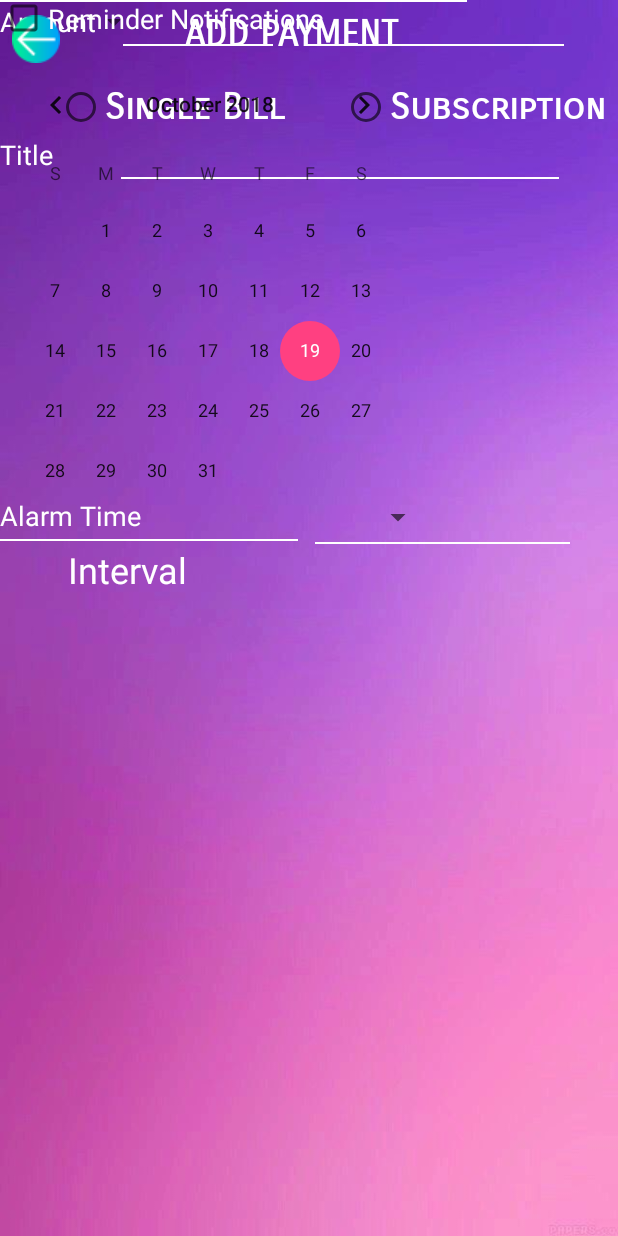
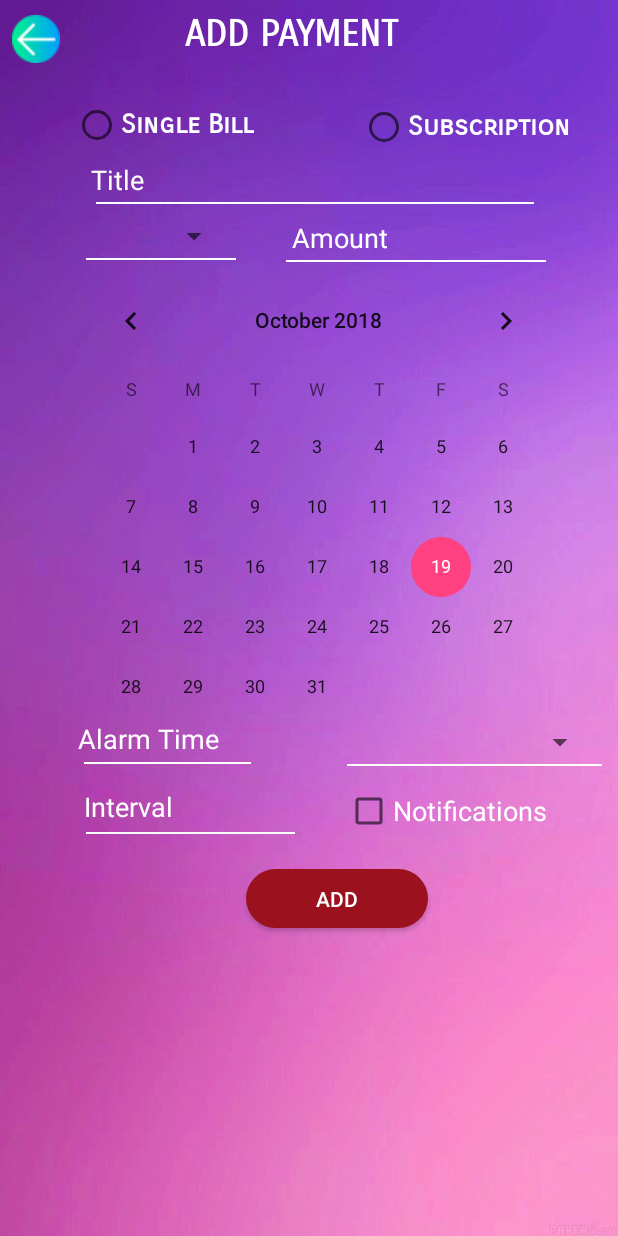
Before and after one commit to Chandrachud-2003/Subscription_Reminder, an Android app: the layout add_bill.xml on its own in the app's theme, with its tools: preview values and no code run, on a phone screen of 412 x 824 dp. Run offline under Robolectric (Android 15) with nearby library versions, the light colour scheme and no system bars.

Commit message:
Constraints added

```diff
--- a/app/src/main/AndroidManifest.xml
+++ b/app/src/main/AndroidManifest.xml
@@ -16,6 +16,11 @@
                 <category android:name="android.intent.category.LAUNCHER" />
             </intent-filter>
         </activity>
+        <activity
+            android:name="com.example.malaligowda.billreminder.addActivity"
+            android:screenOrientation="portrait"
+            android:windowSoftInputMode="stateHidden|adjustResize">
+        </activity>
     </application>
 
 </manifest>
--- a/app/src/main/java/com/example/malaligowda/billreminder/addActivity.java
+++ b/app/src/main/java/com/example/malaligowda/billreminder/addActivity.java
@@ -13,7 +13,7 @@ import android.widget.Spinner;
 import android.widget.TextView;
 import android.widget.TimePicker;
 
-public abstract class addActivity extends AppCompatActivity implements TimePickerDialog.OnTimeSetListener {
+public  class addActivity extends AppCompatActivity implements TimePickerDialog.OnTimeSetListener {
 
     private EditText titleView;
     private EditText amountView;
@@ -28,6 +28,7 @@ public abstract class addActivity extends AppCompatActivity implements TimePicke
     @Override
     protected void onCreate(@Nullable Bundle savedInstanceState) {
         super.onCreate(savedInstanceState);
+        setContentView(R.layout.add_bill);
 
         titleView = findViewById(R.id.titleView);
         amountView = findViewById(R.id.amountView);
--- a/app/src/main/res/layout/add_bill.xml
+++ b/app/src/main/res/layout/add_bill.xml
@@ -28,69 +28,76 @@
         android:id="@+id/titleView"
         android:layout_width="290dp"
         android:layout_height="29dp"
-        android:layout_marginTop="1dp"
+        android:layout_marginEnd="8dp"
+        android:layout_marginLeft="8dp"
+        android:layout_marginRight="8dp"
+        android:layout_marginStart="8dp"
+        android:layout_marginTop="8dp"
         android:background="@android:color/transparent"
         android:hint="@string/addTitleHint"
         android:textColorHint="@android:color/background_light"
         android:textSize="18sp"
-        app:layout_constraintTop_toBottomOf="@+id/subscriptionButton"
-        tools:layout_editor_absoluteX="61dp" />
+        app:layout_constraintEnd_toEndOf="parent"
+        app:layout_constraintHorizontal_bias="0.495"
+        app:layout_constraintStart_toStartOf="parent"
+        app:layout_constraintTop_toBottomOf="@+id/subscriptionButton" />
 
     <View
         android:id="@+id/divider1"
         android:layout_width="292dp"
         android:layout_height="1dp"
-        android:layout_marginEnd="8dp"
         android:layout_marginLeft="8dp"
-        android:layout_marginRight="8dp"
         android:layout_marginStart="8dp"
         android:background="?attr/colorBackgroundFloating"
-        app:layout_constraintEnd_toEndOf="parent"
-        app:layout_constraintHorizontal_bias="0.697"
-        app:layout_constraintStart_toStartOf="parent"
+        app:layout_constraintEnd_toEndOf="@+id/titleView"
+        app:layout_constraintStart_toStartOf="@+id/titleView"
         app:layout_constraintTop_toBottomOf="@+id/titleView" />
 
     <EditText
         android:id="@+id/amountView"
         android:layout_width="173dp"
         android:layout_height="29dp"
+        android:layout_marginEnd="44dp"
+        android:layout_marginRight="44dp"
+        android:layout_marginTop="8dp"
         android:background="@android:color/transparent"
         android:ems="10"
         android:hint="@string/addAmountHint"
         android:inputType="numberDecimal"
         android:textColorHint="@android:color/background_light"
-        tools:layout_editor_absoluteX="178dp"
-        tools:layout_editor_absoluteY="125dp" />
+        app:layout_constraintEnd_toEndOf="parent"
+        app:layout_constraintTop_toBottomOf="@+id/divider1" />
 
     <RadioButton
         android:id="@+id/billButton"
         android:layout_width="wrap_content"
-        android:layout_height="wrap_content"
+        android:layout_height="24dp"
         android:layout_marginEnd="8dp"
         android:layout_marginLeft="8dp"
         android:layout_marginRight="8dp"
         android:layout_marginStart="8dp"
-        android:layout_marginTop="8dp"
+        android:layout_marginTop="24dp"
         android:fontFamily="sans-serif-smallcaps"
         android:text="@string/addBillButton"
         android:textColor="@android:color/background_light"
-        android:textSize="24sp"
+        android:textSize="18sp"
         android:textStyle="bold"
         app:layout_constraintEnd_toStartOf="@+id/subscriptionButton"
+        app:layout_constraintHorizontal_bias="0.392"
         app:layout_constraintStart_toStartOf="parent"
         app:layout_constraintTop_toBottomOf="@+id/addHeading" />
 
     <RadioButton
         android:id="@+id/subscriptionButton"
         android:layout_width="wrap_content"
-        android:layout_height="wrap_content"
-        android:layout_marginEnd="8dp"
-        android:layout_marginRight="8dp"
-        android:layout_marginTop="8dp"
+        android:layout_height="26dp"
+        android:layout_marginEnd="32dp"
+        android:layout_marginRight="32dp"
+        android:layout_marginTop="24dp"
         android:fontFamily="sans-serif-smallcaps"
         android:text="@string/addSubButton"
         android:textColor="@android:color/background_light"
-        android:textSize="24sp"
+        android:textSize="18sp"
         android:textStyle="bold"
         app:layout_constraintEnd_toEndOf="parent"
         app:layout_constraintTop_toBottomOf="@+id/addHeading" />
@@ -99,75 +106,77 @@
         android:id="@+id/divider2"
         android:layout_width="173dp"
         android:layout_height="1dp"
-        android:layout_marginEnd="36dp"
-        android:layout_marginRight="36dp"
+        android:layout_marginEnd="8dp"
+        android:layout_marginRight="8dp"
         android:background="@android:color/background_light"
-        app:layout_constraintEnd_toEndOf="parent"
+        app:layout_constraintEnd_toEndOf="@+id/amountView"
+        app:layout_constraintStart_toStartOf="@+id/amountView"
         app:layout_constraintTop_toBottomOf="@+id/amountView" />
 
     <Spinner
         android:id="@+id/currencySpinner"
         android:layout_width="100dp"
         android:layout_height="29dp"
-        tools:layout_editor_absoluteX="61dp"
-        tools:layout_editor_absoluteY="125dp" />
+        android:layout_marginEnd="8dp"
+        android:layout_marginLeft="8dp"
+        android:layout_marginRight="8dp"
+        android:layout_marginStart="8dp"
+        android:layout_marginTop="8dp"
+        app:layout_constraintEnd_toStartOf="@+id/amountView"
+        app:layout_constraintHorizontal_bias="0.577"
+        app:layout_constraintStart_toStartOf="parent"
+        app:layout_constraintTop_toBottomOf="@+id/titleView" />
 
     <View
         android:id="@+id/divider3"
         android:layout_width="100dp"
         android:layout_height="1dp"
+        android:layout_marginLeft="8dp"
+        android:layout_marginStart="8dp"
+        android:background="@android:color/background_light"
+        app:layout_constraintEnd_toEndOf="@+id/currencySpinner"
+        app:layout_constraintStart_toStartOf="@+id/currencySpinner"
+        app:layout_constraintTop_toBottomOf="@+id/currencySpinner" />
+
+    <CalendarView
+        android:id="@+id/calendarView"
+        android:layout_width="331dp"
+        android:layout_height="292dp"
         android:layout_marginEnd="8dp"
         android:layout_marginLeft="8dp"
         android:layout_marginRight="8dp"
         android:layout_marginStart="8dp"
-        android:background="@android:color/background_light"
-        app:layout_constraintEnd_toStartOf="@+id/divider2"
-        app:layout_constraintHorizontal_bias="0.854"
-        app:layout_constraintStart_toStartOf="parent"
-        app:layout_constraintTop_toBottomOf="@+id/currencySpinner" />
-
-    <CalendarView
-        android:id="@+id/calendarView"
-        android:layout_width="280dp"
-        android:layout_height="292dp"
         android:layout_marginTop="5dp"
         android:focusedMonthDateColor="@android:color/background_light"
-        app:layout_constraintTop_toBottomOf="@+id/divider2"
-        tools:layout_editor_absoluteX="61dp" />
+        app:layout_constraintEnd_toEndOf="parent"
+        app:layout_constraintHorizontal_bias="0.602"
+        app:layout_constraintStart_toStartOf="parent"
+        app:layout_constraintTop_toBottomOf="@+id/divider2" />
 
     <TextView
         android:id="@+id/alarmTimeView"
         android:layout_width="111dp"
         android:layout_height="28dp"
-        android:layout_marginTop="3dp"
+        android:layout_marginLeft="52dp"
+        android:layout_marginStart="52dp"
+        android:layout_marginTop="8dp"
         android:background="@android:color/transparent"
         android:ems="10"
         android:hint="@string/addAlarmHint"
         android:textColorHint="@android:color/background_light"
         android:textSize="18sp"
-        app:layout_constraintTop_toBottomOf="@+id/calendarView"
-        tools:layout_editor_absoluteX="59dp" />
-
-    <View
-        android:id="@+id/divider4"
-        android:layout_width="111dp"
-        android:layout_height="1dp"
-        android:layout_marginEnd="8dp"
-        android:layout_marginLeft="8dp"
-        android:layout_marginRight="8dp"
-        android:layout_marginStart="8dp"
-        android:background="@android:color/background_light"
-        app:layout_constraintEnd_toStartOf="@+id/divider5"
-        app:layout_constraintHorizontal_bias="0.963"
         app:layout_constraintStart_toStartOf="parent"
-        app:layout_constraintTop_toBottomOf="@+id/alarmTimeView" />
+        app:layout_constraintTop_toBottomOf="@+id/calendarView" />
 
     <Spinner
         android:id="@+id/ringView"
         android:layout_width="170dp"
-        android:layout_height="33dp"
-        android:layout_marginLeft="8dp"
-        android:layout_marginStart="8dp"
+        android:layout_height="29dp"
+        android:layout_marginEnd="8dp"
+        android:layout_marginRight="8dp"
+        android:layout_marginTop="8dp"
+        app:layout_constraintEnd_toEndOf="parent"
+        app:layout_constraintHorizontal_bias="0.902"
         app:layout_constraintStart_toEndOf="@+id/alarmTimeView"
         app:layout_constraintTop_toBottomOf="@+id/calendarView" />
 
@@ -175,28 +184,34 @@
         android:id="@+id/divider5"
         android:layout_width="170dp"
         android:layout_height="1dp"
-        android:layout_marginEnd="32dp"
-        android:layout_marginRight="32dp"
+        android:layout_marginLeft="8dp"
+        android:layout_marginStart="8dp"
         android:background="@android:color/background_light"
-        app:layout_constraintEnd_toEndOf="parent"
+        app:layout_constraintEnd_toEndOf="@+id/ringView"
+        app:layout_constraintStart_toStartOf="@+id/ringView"
         app:layout_constraintTop_toBottomOf="@+id/ringView" />
 
     <Spinner
         android:id="@+id/intervalView"
-        android:layout_width="311dp"
+        android:layout_width="134dp"
         android:layout_height="29dp"
-        android:layout_marginTop="5dp"
+        android:layout_marginLeft="56dp"
+        android:layout_marginStart="56dp"
+        android:layout_marginTop="16dp"
         android:visibility="invisible"
-        app:layout_constraintTop_toBottomOf="@+id/ringView"
-        tools:layout_editor_absoluteX="42dp" />
+        app:layout_constraintStart_toStartOf="parent"
+        app:layout_constraintTop_toBottomOf="@+id/ringView" />
 
     <View
         android:id="@+id/divider6"
         android:layout_width="111dp"
         android:layout_height="1dp"
+        android:layout_marginLeft="8dp"
+        android:layout_marginStart="8dp"
         android:background="@android:color/background_light"
-        app:layout_constraintTop_toBottomOf="@+id/alarmTimeView"
-        tools:layout_editor_absoluteX="61dp" />
+        app:layout_constraintEnd_toEndOf="@+id/alarmTimeView"
+        app:layout_constraintStart_toStartOf="@+id/alarmTimeView"
+        app:layout_constraintTop_toBottomOf="@+id/alarmTimeView" />
 
     <ImageButton
         android:id="@+id/backButton"
@@ -210,53 +225,55 @@
 
     <TextView
         android:id="@+id/textView3"
-        android:layout_width="wrap_content"
-        android:layout_height="34dp"
-        android:layout_marginEnd="8dp"
-        android:layout_marginLeft="8dp"
-        android:layout_marginRight="8dp"
-        android:layout_marginStart="8dp"
-        android:layout_marginTop="4dp"
+        android:layout_width="69dp"
+        android:layout_height="29dp"
         android:text="@string/addIntervalText"
         android:textColor="@android:color/background_light"
-        android:textSize="24sp"
-        app:layout_constraintEnd_toEndOf="parent"
-        app:layout_constraintHorizontal_bias="0.118"
-        app:layout_constraintStart_toStartOf="parent"
-        app:layout_constraintTop_toBottomOf="@+id/alarmTimeView" />
+        android:textSize="18sp"
+        app:layout_constraintStart_toStartOf="@+id/intervalView"
+        app:layout_constraintTop_toTopOf="@+id/intervalView" />
 
     <CheckBox
         android:id="@+id/checkBox"
-        android:layout_width="321dp"
-        android:layout_height="24dp"
+        android:layout_width="157dp"
+        android:layout_height="30dp"
+        android:layout_marginEnd="8dp"
+        android:layout_marginRight="8dp"
+        android:layout_marginTop="16dp"
         android:text="@string/addReminderText"
         android:textColor="@android:color/background_light"
         android:textSize="18sp"
-        tools:layout_editor_absoluteX="45dp"
-        tools:layout_editor_absoluteY="591dp" />
+        app:layout_constraintEnd_toEndOf="parent"
+        app:layout_constraintHorizontal_bias="0.7"
+        app:layout_constraintStart_toEndOf="@+id/intervalView"
+        app:layout_constraintTop_toBottomOf="@+id/ringView" />
 
     <Button
         android:id="@+id/addPaymentButton"
         android:layout_width="121dp"
         android:layout_height="39dp"
-        android:layout_marginBottom="16dp"
         android:layout_marginEnd="8dp"
         android:layout_marginLeft="8dp"
         android:layout_marginRight="8dp"
         android:layout_marginStart="8dp"
+        android:layout_marginTop="24dp"
         android:background="@drawable/toggle_button_design"
         android:text="@string/addPaymentButton"
         android:textColor="@android:color/background_light"
-        app:layout_constraintBottom_toTopOf="@+id/divider7"
         app:layout_constraintEnd_toEndOf="parent"
-        app:layout_constraintStart_toStartOf="parent" />
+        app:layout_constraintHorizontal_bias="0.569"
+        app:layout_constraintStart_toStartOf="parent"
+        app:layout_constraintTop_toBottomOf="@+id/checkBox" />
 
     <View
         android:id="@+id/divider7"
-        android:layout_width="311dp"
+        android:layout_width="139dp"
         android:layout_height="1dp"
+        android:layout_marginLeft="8dp"
+        android:layout_marginStart="8dp"
         android:background="@android:color/background_light"
-        tools:layout_editor_absoluteX="39dp"
-        tools:layout_editor_absoluteY="580dp" />
+        app:layout_constraintEnd_toEndOf="@+id/intervalView"
+        app:layout_constraintStart_toStartOf="@+id/intervalView"
+        app:layout_constraintTop_toBottomOf="@+id/intervalView" />
 
 </android.support.constraint.ConstraintLayout>
```
Also changed, not shown: app/src/main/res/layout/activity_main.xml (+59 -24 lines), app/src/main/res/values/strings.xml (+3 -11 lines).
